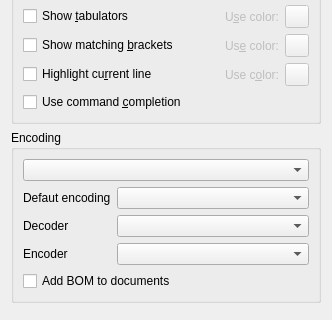
Qt form app/configeditorwidget.ui (fhackenberger/ktikz) before a commit; both pictures show x 0 to 332 and y 159 to 479 of the 332 by 479 pixel window.
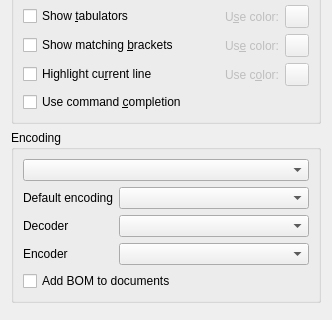
The same form after that commit. Custom widgets are drawn as their Qt base class.

Commit message: typo fix: "defaut" -> "default"

```diff
--- a/app/configeditorwidget.ui
+++ b/app/configeditorwidget.ui
@@ -288,7 +288,7 @@
             <string>Defaut encoding for new documents</string>
            </property>
            <property name="text">
-            <string>Defaut encoding</string>
+            <string>Default encoding</string>
            </property>
           </widget>
          </item>
```
Left out of the diff: 2 changed lines with no effect on the pictures.
